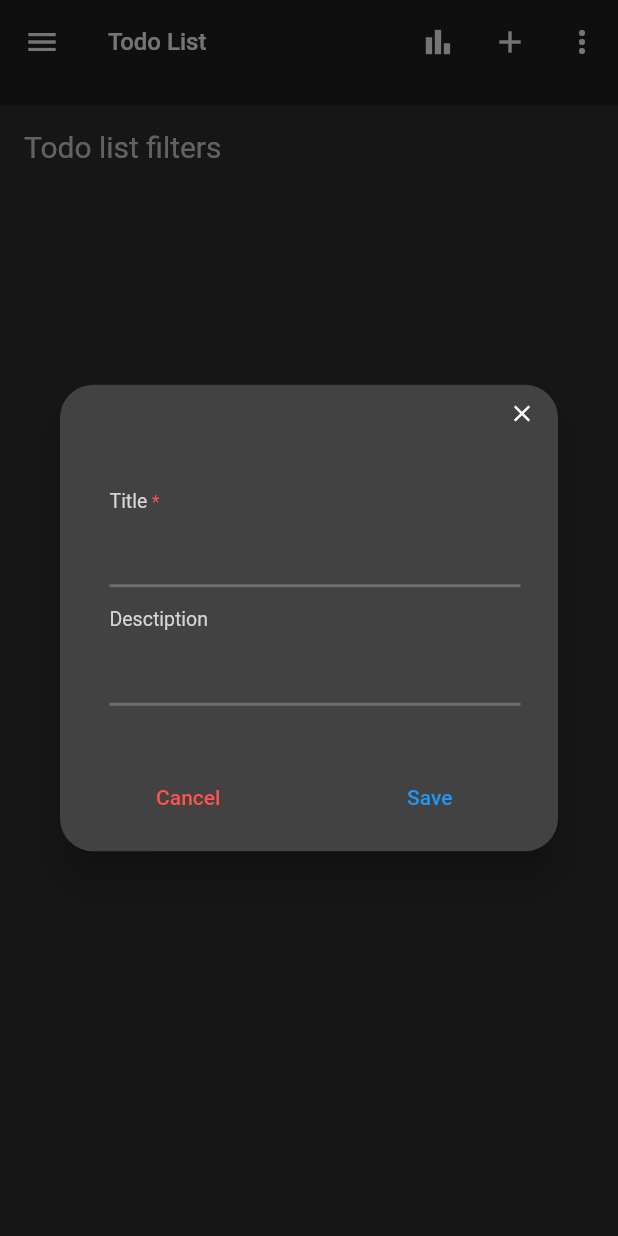
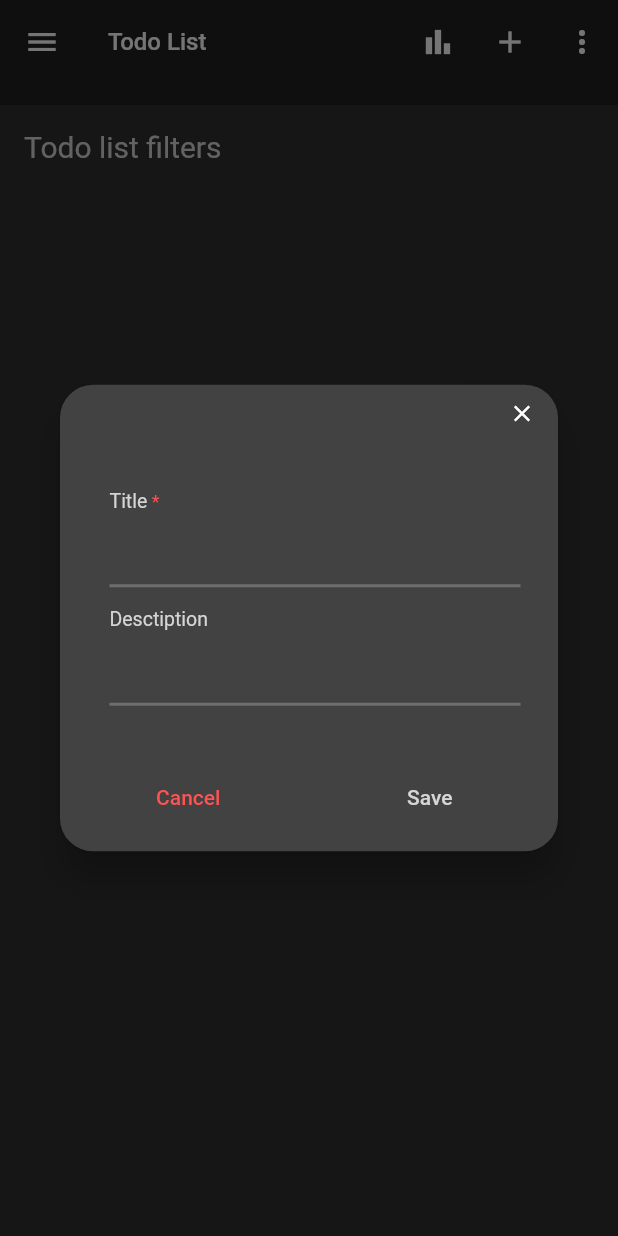
Before and after one commit to chingalo-family/flutter-todo-app, a Flutter app: the screen it shows after launch, after a tap on the "add" icon, on a phone screen of 412 x 824 dp. Run offline on Flutter 3.47's test engine with Material 2 defaults, Android fonts, the phone set to English and light mode, and no system bars; our stand-ins replace flutter_svg, fluttertoast, geolocator, google_fonts, shared_preferences, sqflite; missing offline and left inert: get_version; accounts and stored records are empty.

```diff
--- a/lib/modules/todo/components/todo_form_container.dart
+++ b/lib/modules/todo/components/todo_form_container.dart
@@ -1,9 +1,12 @@
 import 'package:flutter/material.dart';
 import 'package:fluttertoast/fluttertoast.dart';
 import 'package:provider/provider.dart';
+import 'package:todo_app/app_state/app_theme_state.dart';
 import 'package:todo_app/app_state/todo_form_state.dart';
 import 'package:todo_app/app_state/todo_state.dart';
 import 'package:todo_app/core/components/entry_forms/entry_form_container.dart';
+import 'package:todo_app/core/contants/app_contant.dart';
+import 'package:todo_app/core/services/theme_service.dart';
 import 'package:todo_app/core/utils/app_util.dart';
 import 'package:todo_app/models/form_section.dart';
 import 'package:todo_app/models/todo.dart';
@@ -64,6 +67,9 @@ class TodoFormContainer extends StatelessWidget {
     mandatoryFieldObject['title'] = true;
     return Consumer<TodoFormState>(
       builder: (context, todoFormState, child) {
+        return Consumer<AppThemeState>(
+          builder: (context, appThemeState, child) {
+            String currentTheme = appThemeState.currentTheme;
             return Container(
               width: double.infinity,
               child: Column(
@@ -114,7 +120,12 @@ class TodoFormContainer extends StatelessWidget {
                                   ),
                                   child: Text(
                                     'Save',
-                                style: TextStyle().copyWith(),
+                                    style: TextStyle().copyWith(
+                                      color: currentTheme ==
+                                              ThemeServices.darkTheme
+                                          ? AppContant.darkTextColor
+                                          : AppContant.ligthTextColor,
+                                    ),
                                   ),
                                 ),
                               ),
@@ -129,5 +140,7 @@ class TodoFormContainer extends StatelessWidget {
             );
           },
         );
+      },
+    );
   }
 }
```
Lines whose indentation alone changed are shown as unchanged.
